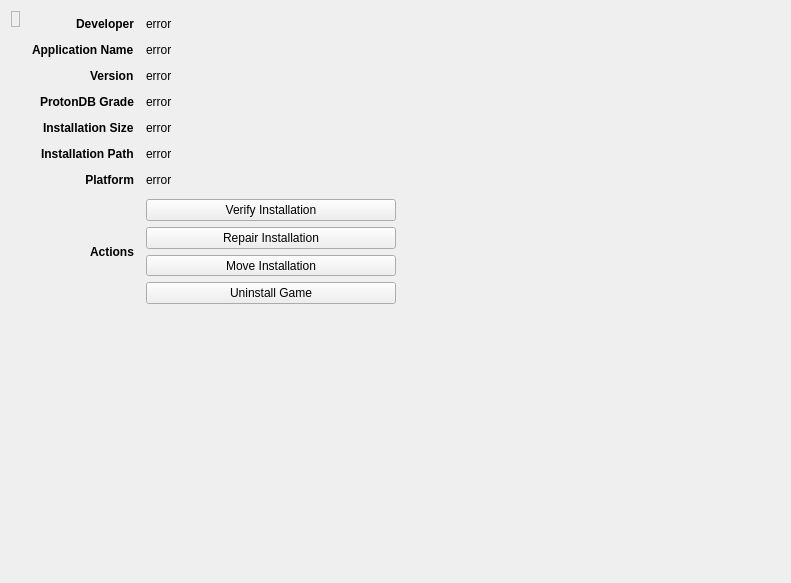
Before: the Qt Designer form rare/ui/components/tabs/games/game_info/game_info.ui in RareDevs/Rare, drawn with Qt 5.
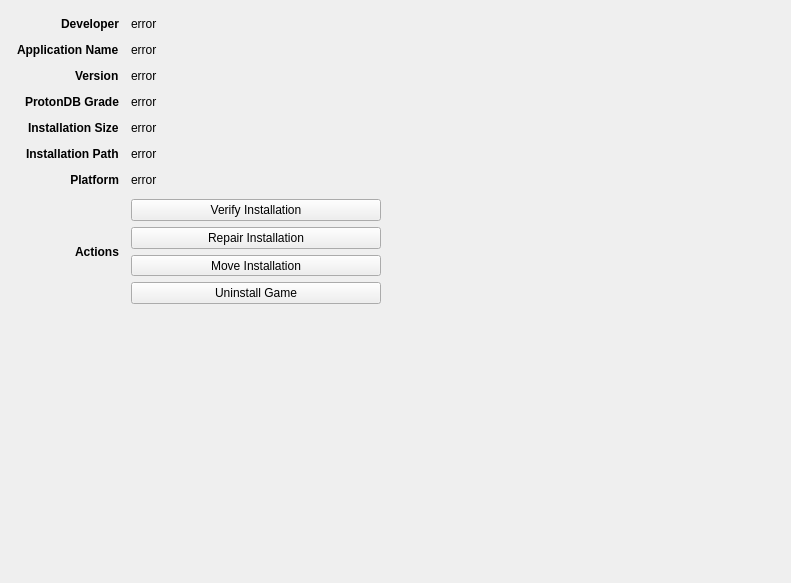
After: the same form once the commit is applied.

Commit message:
Add ImageWidget and LibraryWidget from #196
Add the Image and Library widgets from #196. In this iteration they replace the image `QLabel` in the existing widgets.

The `PaintWidget` in the `InstallingWidget` has been replaced by the future `LibraryWidget` that has progress indication.

The `ImageWidget` was also used to replace the image `QLabel` in `GameInfo` and `GameDlc` widgets.

Diff of the .ui file:
```diff
--- a/rare/ui/components/tabs/games/game_info/game_info.ui
+++ b/rare/ui/components/tabs/games/game_info/game_info.ui
@@ -14,19 +14,6 @@
    <string>Game Info</string>
   </property>
   <layout class="QHBoxLayout" name="layout_game_info">
-   <item alignment="Qt::AlignTop">
-    <widget class="QLabel" name="image">
-     <property name="frameShape">
-      <enum>QFrame::StyledPanel</enum>
-     </property>
-     <property name="frameShadow">
-      <enum>QFrame::Sunken</enum>
-     </property>
-     <property name="text">
-      <string notr="true"/>
-     </property>
-    </widget>
-   </item>
    <item>
     <layout class="QGridLayout" name="layout_game_info_form">
      <property name="leftMargin">
```
The commit also changes 13 other files.
